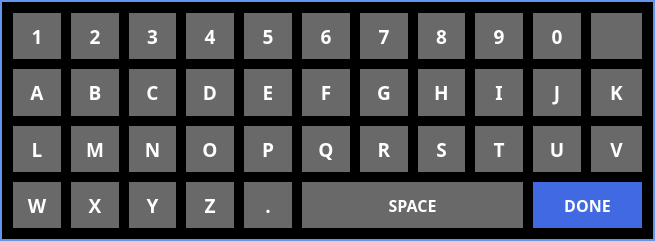
Old version of the form ui/Keyboard.ui in the repository UnexplodedMinds/Stratofier.
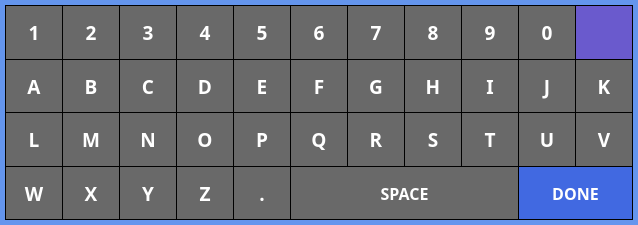
New version of the form. Icons and pictures are not drawn.

Patch:
```diff
--- a/ui/Keyboard.ui
+++ b/ui/Keyboard.ui
@@ -6,8 +6,8 @@
    <rect>
     <x>0</x>
     <y>0</y>
-    <width>655</width>
-    <height>241</height>
+    <width>638</width>
+    <height>225</height>
    </rect>
   </property>
   <property name="sizePolicy">
@@ -124,7 +124,7 @@
   <property name="styleSheet">
    <string notr="true">QDialog
 {
-	border: 2px solid CornflowerBlue;
+	border: 5px solid CornflowerBlue;
 	background-color: black;
 }
 
@@ -133,8 +133,9 @@
 	border: none;
 	background-color: DimGray;
 	color: white;
-	margin: 2px;
+	margin: 0px;
 }
+
 QPushButton::pressed
 {
 	border: none;
@@ -145,6 +146,21 @@
 </string>
   </property>
   <layout class="QGridLayout" name="gridLayout">
+   <property name="leftMargin">
+    <number>6</number>
+   </property>
+   <property name="topMargin">
+    <number>6</number>
+   </property>
+   <property name="rightMargin">
+    <number>6</number>
+   </property>
+   <property name="bottomMargin">
+    <number>6</number>
+   </property>
+   <property name="spacing">
+    <number>1</number>
+   </property>
    <item row="2" column="3">
     <widget class="QPushButton" name="pN">
      <property name="sizePolicy">
@@ -161,6 +177,9 @@
        <bold>true</bold>
       </font>
      </property>
+     <property name="autoFillBackground">
+      <bool>false</bool>
+     </property>
      <property name="text">
       <string>N</string>
      </property>
@@ -182,6 +201,9 @@
        <bold>true</bold>
       </font>
      </property>
+     <property name="autoFillBackground">
+      <bool>false</bool>
+     </property>
      <property name="text">
       <string>T</string>
      </property>
@@ -203,6 +225,9 @@
        <bold>true</bold>
       </font>
      </property>
+     <property name="autoFillBackground">
+      <bool>false</bool>
+     </property>
      <property name="text">
       <string>Q</string>
      </property>
@@ -224,6 +249,9 @@
        <bold>true</bold>
       </font>
      </property>
+     <property name="autoFillBackground">
+      <bool>false</bool>
+     </property>
      <property name="text">
       <string>W</string>
      </property>
@@ -245,6 +273,9 @@
        <bold>true</bold>
       </font>
      </property>
+     <property name="autoFillBackground">
+      <bool>false</bool>
+     </property>
      <property name="text">
       <string>E</string>
      </property>
@@ -266,6 +297,9 @@
        <bold>true</bold>
       </font>
      </property>
+     <property name="autoFillBackground">
+      <bool>false</bool>
+     </property>
      <property name="text">
       <string>O</string>
      </property>
@@ -287,6 +321,9 @@
        <bold>true</bold>
       </font>
      </property>
+     <property name="autoFillBackground">
+      <bool>false</bool>
+     </property>
      <property name="text">
       <string>.</string>
      </property>
@@ -308,6 +345,9 @@
        <bold>true</bold>
       </font>
      </property>
+     <property name="autoFillBackground">
+      <bool>false</bool>
+     </property>
      <property name="text">
       <string>X</string>
      </property>
@@ -329,6 +369,9 @@
        <bold>true</bold>
       </font>
      </property>
+     <property name="autoFillBackground">
+      <bool>false</bool>
+     </property>
      <property name="text">
       <string>P</string>
      </property>
@@ -350,6 +393,9 @@
        <bold>true</bold>
       </font>
      </property>
+     <property name="autoFillBackground">
+      <bool>false</bool>
+     </property>
      <property name="text">
       <string>F</string>
      </property>
@@ -371,6 +417,9 @@
        <bold>true</bold>
       </font>
      </property>
+     <property name="autoFillBackground">
+      <bool>false</bool>
+     </property>
      <property name="text">
       <string>Y</string>
      </property>
@@ -392,6 +441,9 @@
        <bold>true</bold>
       </font>
      </property>
+     <property name="autoFillBackground">
+      <bool>false</bool>
+     </property>
      <property name="text">
       <string>H</string>
      </property>
@@ -413,6 +465,9 @@
        <bold>true</bold>
       </font>
      </property>
+     <property name="autoFillBackground">
+      <bool>false</bool>
+     </property>
      <property name="text">
       <string>S</string>
      </property>
@@ -434,6 +489,9 @@
        <bold>true</bold>
       </font>
      </property>
+     <property name="autoFillBackground">
+      <bool>false</bool>
+     </property>
      <property name="text">
       <string>I</string>
      </property>
@@ -455,6 +513,9 @@
        <bold>true</bold>
       </font>
      </property>
+     <property name="autoFillBackground">
+      <bool>false</bool>
+     </property>
      <property name="text">
       <string>L</string>
      </property>
@@ -476,6 +537,9 @@
        <bold>true</bold>
       </font>
      </property>
+     <property name="autoFillBackground">
+      <bool>false</bool>
+     </property>
      <property name="text">
       <string>M</string>
      </property>
@@ -497,6 +561,9 @@
        <bold>true</bold>
       </font>
      </property>
+     <property name="autoFillBackground">
+      <bool>false</bool>
+     </property>
      <property name="text">
       <string>R</string>
      </property>
@@ -518,6 +585,9 @@
        <bold>true</bold>
       </font>
      </property>
+     <property name="autoFillBackground">
+      <bool>false</bool>
+     </property>
      <property name="text">
       <string>D</string>
      </property>
@@ -539,6 +609,9 @@
        <bold>true</bold>
       </font>
      </property>
+     <property name="autoFillBackground">
+      <bool>false</bool>
+     </property>
      <property name="text">
       <string>G</string>
      </property>
@@ -560,6 +633,9 @@
        <bold>true</bold>
       </font>
      </property>
+     <property name="autoFillBackground">
+      <bool>false</bool>
+     </property>
      <property name="text">
       <string>C</string>
      </property>
@@ -581,6 +657,9 @@
        <bold>true</bold>
       </font>
      </property>
+     <property name="autoFillBackground">
+      <bool>false</bool>
+     </property>
      <property name="text">
       <string>U</string>
      </property>
@@ -602,6 +681,9 @@
        <bold>true</bold>
       </font>
      </property>
+     <property name="autoFillBackground">
+      <bool>false</bool>
+     </property>
      <property name="text">
       <string>Z</string>
      </property>
@@ -623,6 +705,9 @@
        <bold>true</bold>
       </font>
      </property>
+     <property name="autoFillBackground">
+      <bool>false</bool>
+     </property>
      <property name="text">
       <string>B</string>
      </property>
@@ -644,6 +729,9 @@
        <bold>true</bold>
       </font>
      </property>
+     <property name="autoFillBackground">
+      <bool>false</bool>
+     </property>
      <property name="text">
       <string>A</string>
      </property>
@@ -665,6 +753,9 @@
        <bold>true</bold>
       </font>
      </property>
+     <property name="autoFillBackground">
+      <bool>false</bool>
+     </property>
      <property name="text">
       <string>SPACE</string>
      </property>
@@ -686,6 +777,9 @@
        <bold>true</bold>
       </font>
      </property>
+     <property name="autoFillBackground">
+      <bool>false</bool>
+     </property>
      <property name="text">
       <string>J</string>
      </property>
@@ -707,6 +801,9 @@
        <bold>true</bold>
       </font>
      </property>
+     <property name="autoFillBackground">
+      <bool>false</bool>
+     </property>
      <property name="text">
       <string>1</string>
      </property>
@@ -728,6 +825,9 @@
        <bold>true</bold>
       </font>
      </property>
+     <property name="autoFillBackground">
+      <bool>false</bool>
+     </property>
      <property name="text">
       <string>2</string>
      </property>
@@ -749,6 +849,9 @@
        <bold>true</bold>
       </font>
      </property>
+     <property name="autoFillBackground">
+      <bool>false</bool>
+     </property>
      <property name="text">
       <string>3</string>
      </property>
@@ -770,6 +873,9 @@
        <bold>true</bold>
       </font>
      </property>
+     <property name="autoFillBackground">
+      <bool>false</bool>
+     </property>
      <property name="text">
       <string>4</string>
      </property>
@@ -791,6 +897,9 @@
        <bold>true</bold>
       </font>
      </property>
+     <property name="autoFillBackground">
+      <bool>false</bool>
+     </property>
      <property name="text">
       <string>5</string>
      </property>
@@ -812,6 +921,9 @@
        <bold>true</bold>
       </font>
      </property>
+     <property name="autoFillBackground">
+      <bool>false</bool>
+     </property>
      <property name="text">
       <string>6</string>
      </property>
@@ -833,6 +945,9 @@
        <bold>true</bold>
       </font>
      </property>
+     <property name="autoFillBackground">
+      <bool>false</bool>
+     </property>
      <property name="text">
       <string>7</string>
      </property>
@@ -854,6 +969,9 @@
        <bold>true</bold>
       </font>
      </property>
+     <property name="autoFillBackground">
+      <bool>false</bool>
+     </property>
      <property name="text">
       <string>8</string>
      </property>
@@ -875,6 +993,9 @@
        <bold>true</bold>
       </font>
      </property>
+     <property name="autoFillBackground">
+      <bool>false</bool>
+     </property>
      <property name="text">
       <string>9</string>
      </property>
@@ -896,6 +1017,9 @@
        <bold>true</bold>
       </font>
      </property>
+     <property name="autoFillBackground">
+      <bool>false</bool>
+     </property>
      <property name="text">
       <string>0</string>
      </property>
@@ -917,6 +1041,26 @@
        <bold>true</bold>
       </font>
      </property>
+     <property name="autoFillBackground">
+      <bool>false</bool>
+     </property>
+     <property name="styleSheet">
+      <string notr="true">QPushButton
+{
+	border: none;
+	background-color: SlateBlue;
+	color: white;
+	margin: 0px;
+}
+QPushButton::pressed
+{
+	border: none;
+	background-color: LightGray;
+	color: black;
+	margin: 0px;
+}
+</string>
+     </property>
      <property name="icon">
       <iconset resource="../AHRSResources.qrc">
        <normaloff>:/icons/resources/Backspace.png</normaloff>:/icons/resources/Backspace.png</iconset>
@@ -939,6 +1083,9 @@
        <bold>true</bold>
       </font>
      </property>
+     <property name="autoFillBackground">
+      <bool>false</bool>
+     </property>
      <property name="text">
       <string>K</string>
      </property>
@@ -960,6 +1107,9 @@
        <bold>true</bold>
       </font>
      </property>
+     <property name="autoFillBackground">
+      <bool>false</bool>
+     </property>
      <property name="text">
       <string>V</string>
      </property>
@@ -981,6 +1131,9 @@
        <bold>true</bold>
       </font>
      </property>
+     <property name="autoFillBackground">
+      <bool>false</bool>
+     </property>
      <property name="styleSheet">
       <string notr="true">QPushButton
 {
```
Left out of the diff: 2 changed lines with no effect on the pictures.
